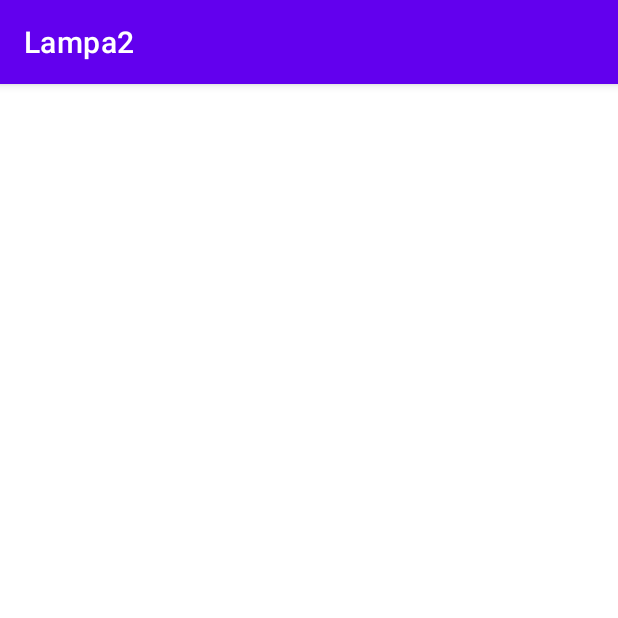
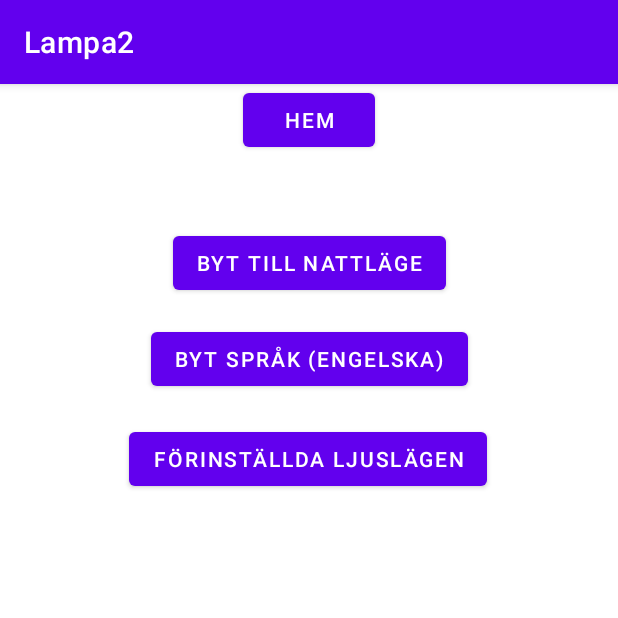
Before and after one commit to MarcusJak/Lampa2, an Android app: the settings screen opened directly, with no data from a screen before it, on a phone screen of 412 x 824 dp, the top half of it. Run offline under Robolectric (Android 15) with nearby library versions, the phone set to English and light mode, and no system bars.

Commit message:
La till knappar i layout för inställningar/settings

```diff
--- a/app/src/main/res/layout/activity_settings.xml
+++ b/app/src/main/res/layout/activity_settings.xml
@@ -6,4 +6,47 @@
     android:layout_height="match_parent"
     tools:context=".settings">
 
+    <Button
+        android:id="@+id/btnhome"
+        android:layout_width="wrap_content"
+        android:layout_height="wrap_content"
+        android:text="Hem"
+        app:layout_constraintEnd_toEndOf="parent"
+        app:layout_constraintStart_toStartOf="parent"
+        app:layout_constraintTop_toTopOf="parent" />
+
+    <Button
+        android:id="@+id/btnnightmode"
+        android:layout_width="wrap_content"
+        android:layout_height="wrap_content"
+        android:text="Byt till Nattläge"
+        app:layout_constraintBottom_toBottomOf="parent"
+        app:layout_constraintEnd_toEndOf="parent"
+        app:layout_constraintStart_toStartOf="parent"
+        app:layout_constraintTop_toBottomOf="@+id/btnhome"
+        app:layout_constraintVertical_bias="0.07" />
+
+    <Button
+        android:id="@+id/btnlanguage"
+        android:layout_width="wrap_content"
+        android:layout_height="wrap_content"
+        android:layout_marginTop="16dp"
+        android:text="Byt språk (Engelska)"
+        app:layout_constraintBottom_toBottomOf="parent"
+        app:layout_constraintEnd_toEndOf="parent"
+        app:layout_constraintStart_toStartOf="parent"
+        app:layout_constraintTop_toBottomOf="@+id/btnnightmode"
+        app:layout_constraintVertical_bias="0.0" />
+
+    <Button
+        android:id="@+id/btnpresets"
+        android:layout_width="wrap_content"
+        android:layout_height="wrap_content"
+        android:text="Förinställda ljuslägen"
+        app:layout_constraintBottom_toBottomOf="parent"
+        app:layout_constraintEnd_toEndOf="parent"
+        app:layout_constraintHorizontal_bias="0.497"
+        app:layout_constraintStart_toStartOf="parent"
+        app:layout_constraintTop_toBottomOf="@+id/btnlanguage"
+        app:layout_constraintVertical_bias="0.037" />
 </androidx.constraintlayout.widget.ConstraintLayout>
```
